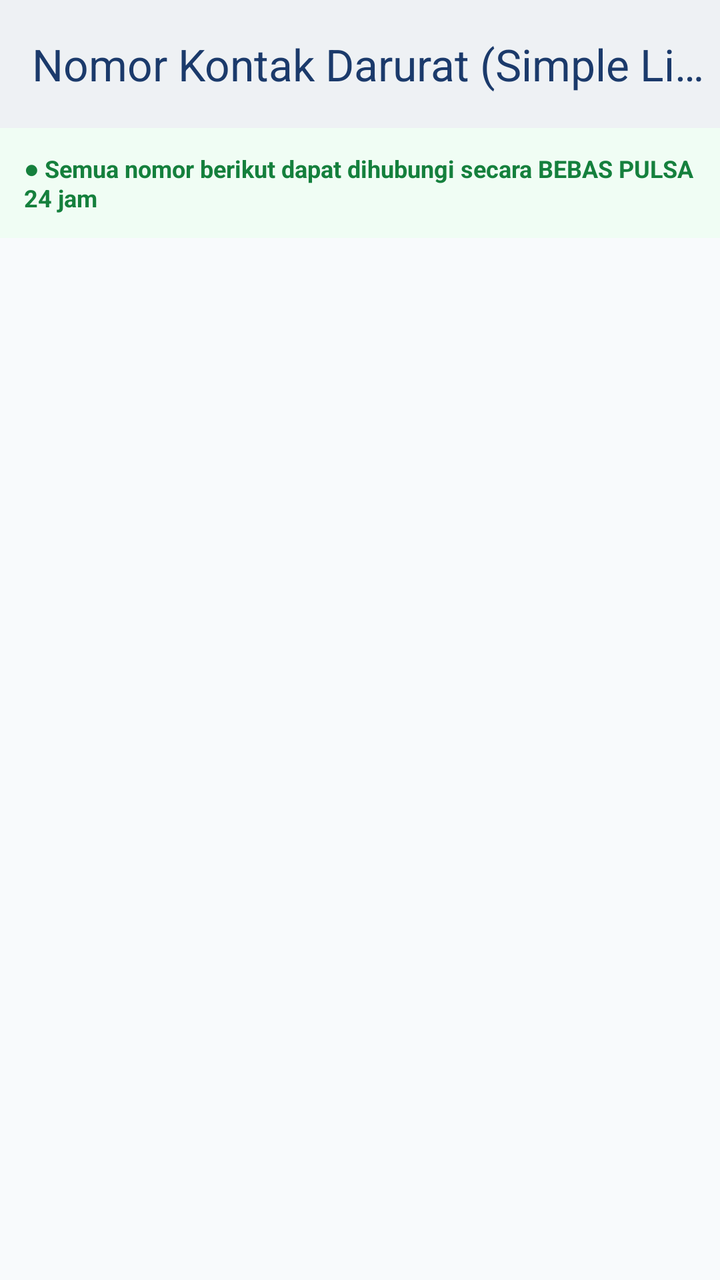
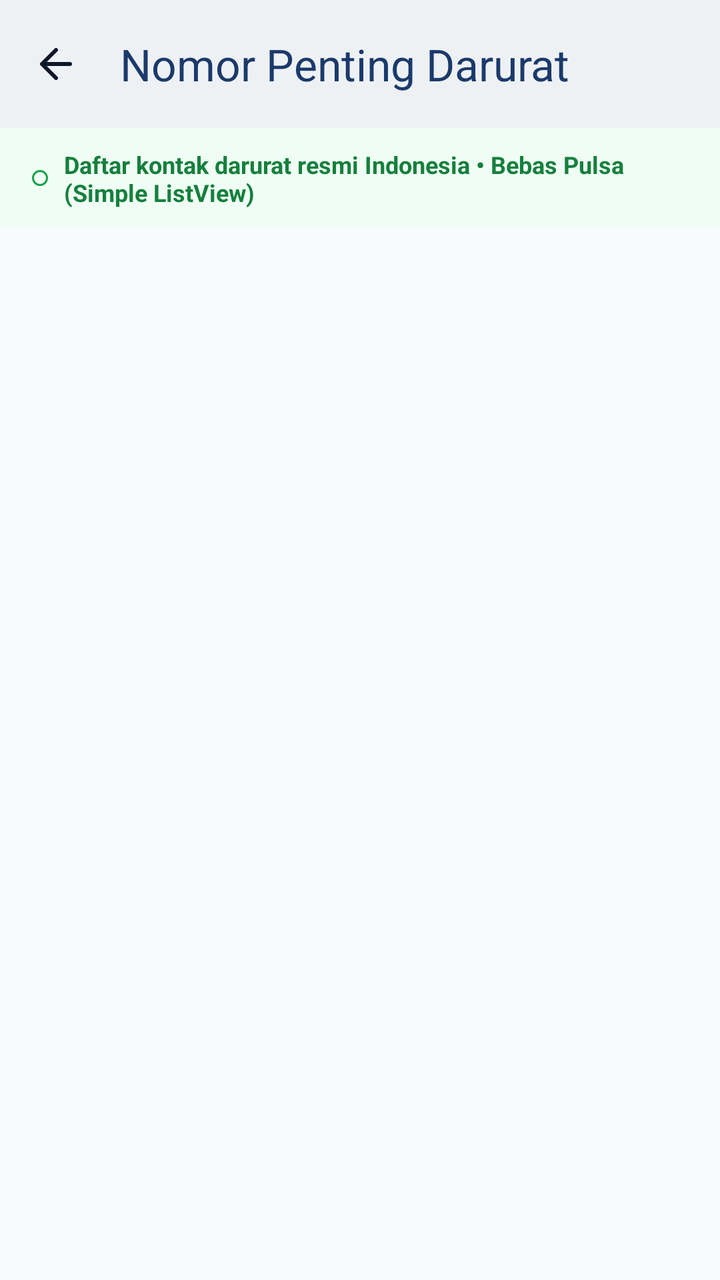

Two renders of the same Android screen: before a commit and after it. Below are the layout's source before the change and the commit's diff.
<!-- AndroidManifest.xml: application theme Theme.Project_Prasetio -->
<!-- res/layout/fragment_bantuan.xml -->
<?xml version="1.0" encoding="utf-8"?>
<LinearLayout xmlns:android="http://schemas.android.com/apk/res/android"
    xmlns:app="http://schemas.android.com/apk/res-auto"
    xmlns:tools="http://schemas.android.com/tools"
    android:layout_width="match_parent"
    android:layout_height="match_parent"
    android:background="@color/app_bg"
    android:orientation="vertical"
    tools:context=".fragment.BantuanFragment">

    
    <com.google.android.material.appbar.MaterialToolbar
        android:id="@+id/toolbarBantuan"
        android:layout_width="match_parent"
        android:layout_height="wrap_content"
        android:background="@color/card_surface"
        android:elevation="2dp"
        app:title="Nomor Kontak Darurat (Simple List)"
        app:titleTextColor="@color/navy" />

    
    <TextView
        android:layout_width="match_parent"
        android:layout_height="wrap_content"
        android:background="@color/green_light"
        android:padding="12dp"
        android:text="● Semua nomor berikut dapat dihubungi secara BEBAS PULSA 24 jam"
        android:textColor="@color/green_dark"
        android:textSize="12sp"
        android:textStyle="bold" />

    
    <ListView
        android:id="@+id/listViewBantuan"
        android:layout_width="match_parent"
        android:layout_height="match_parent"
        android:divider="@color/stroke_outline"
        android:dividerHeight="1dp" />

</LinearLayout>
<!-- resources referenced by this layout -->
<resources>
  <color name="app_bg">#F8FAFC</color>
  <color name="card_surface">#FFFFFF</color>
  <color name="green_dark">#15803D</color>
  <color name="green_light">#F0FDF4</color>
  <color name="navy">#1B3A6B</color>
  <color name="stroke_outline">#E2E8F0</color>
  <style name="Theme.Project_Prasetio" parent="Base.Theme.Project_Prasetio" />
  <style name="Base.Theme.Project_Prasetio" parent="Theme.Material3.DayNight.NoActionBar">
          <item name="colorPrimary">@color/navy</item>
          <item name="colorOnPrimary">@color/white</item>
          <item name="colorSecondary">@color/orange</item>
          <item name="colorOnSecondary">@color/white</item>
          <item name="colorError">@color/red</item>
          <item name="colorOnError">@color/white</item>
          <item name="android:colorBackground">@color/app_bg</item>
          <item name="colorSurface">@color/card_surface</item>
          <item name="colorOnSurface">@color/text_primary</item>
          <item name="colorOnSurfaceVariant">@color/text_secondary</item>
          <item name="android:statusBarColor">@color/card_surface</item>
          <item name="android:windowLightStatusBar">true</item>
      </style>
  <color name="white">#FFFFFFFF</color>
  <color name="orange">#F58220</color>
  <color name="red">#DC2626</color>
  <color name="text_primary">#0F172A</color>
  <color name="text_secondary">#475569</color>
</resources>

<!-- the commit's change to res/layout/fragment_bantuan.xml (unified diff, before → after) -->
@@ -15,19 +15,37 @@
         android:layout_height="wrap_content"
         android:background="@color/card_surface"
         android:elevation="2dp"
-        app:title="Nomor Kontak Darurat (Simple List)"
+        app:navigationIcon="@drawable/ic_arrow_back"
+        app:title="Nomor Penting Darurat"
         app:titleTextColor="@color/navy" />
 
     
-    <TextView
+    <LinearLayout
         android:layout_width="match_parent"
         android:layout_height="wrap_content"
         android:background="@color/green_light"
-        android:padding="12dp"
-        android:text="● Semua nomor berikut dapat dihubungi secara BEBAS PULSA 24 jam"
-        android:textColor="@color/green_dark"
-        android:textSize="12sp"
-        android:textStyle="bold" />
+        android:gravity="center_vertical"
+        android:orientation="horizontal"
+        android:paddingStart="16dp"
+        android:paddingTop="10dp"
+        android:paddingEnd="16dp"
+        android:paddingBottom="10dp">
+
+        <View
+            android:layout_width="8dp"
+            android:layout_height="8dp"
+            android:background="@drawable/bg_badge_green" />
+
+        <TextView
+            android:layout_width="0dp"
+            android:layout_height="wrap_content"
+            android:layout_marginStart="8dp"
+            android:layout_weight="1"
+            android:text="Daftar kontak darurat resmi Indonesia • Bebas Pulsa (Simple ListView)"
+            android:textColor="@color/green_dark"
+            android:textSize="12sp"
+            android:textStyle="bold" />
+    </LinearLayout>
 
     
     <ListView
@@ -35,6 +53,8 @@
         android:layout_width="match_parent"
         android:layout_height="match_parent"
         android:divider="@color/stroke_outline"
-        android:dividerHeight="1dp" />
+        android:dividerHeight="1dp"
+        android:paddingStart="8dp"
+        android:paddingEnd="8dp" />
 
 </LinearLayout>
<!-- resource entries referenced after the edit -->
@@ -6,7 +6,30 @@
   <color name="green_light">#F0FDF4</color>
   <color name="navy">#1B3A6B</color>
   <color name="stroke_outline">#E2E8F0</color>
+  <!-- drawable bg_badge_green (drawable) -->
+  <?xml version="1.0" encoding="utf-8"?>
+  <shape xmlns:android="http://schemas.android.com/apk/res/android"
+      android:shape="rectangle">
+      <corners android:radius="8dp" />
+      <solid android:color="@color/call_green_light" />
+      <stroke android:width="1dp" android:color="@color/call_green" />
+  </shape>
+  <!-- drawable ic_arrow_back (drawable) -->
+  <vector xmlns:android="http://schemas.android.com/apk/res/android"
+      android:width="24dp"
+      android:height="24dp"
+      android:viewportWidth="24"
+      android:viewportHeight="24">
+      <path
+          android:strokeColor="?attr/colorOnSurface"
+          android:strokeWidth="2"
+          android:strokeLineCap="round"
+          android:strokeLineJoin="round"
+          android:pathData="M19,12H5 M12,19L5,12L12,5" />
+  </vector>
   <style name="Theme.Project_Prasetio" parent="Base.Theme.Project_Prasetio" />
+  <color name="call_green_light">#F0FDF4</color>
+  <color name="call_green">#16A34A</color>
   <style name="Base.Theme.Project_Prasetio" parent="Theme.Material3.DayNight.NoActionBar">
           <item name="colorPrimary">@color/navy</item>
           <item name="colorOnPrimary">@color/white</item>
